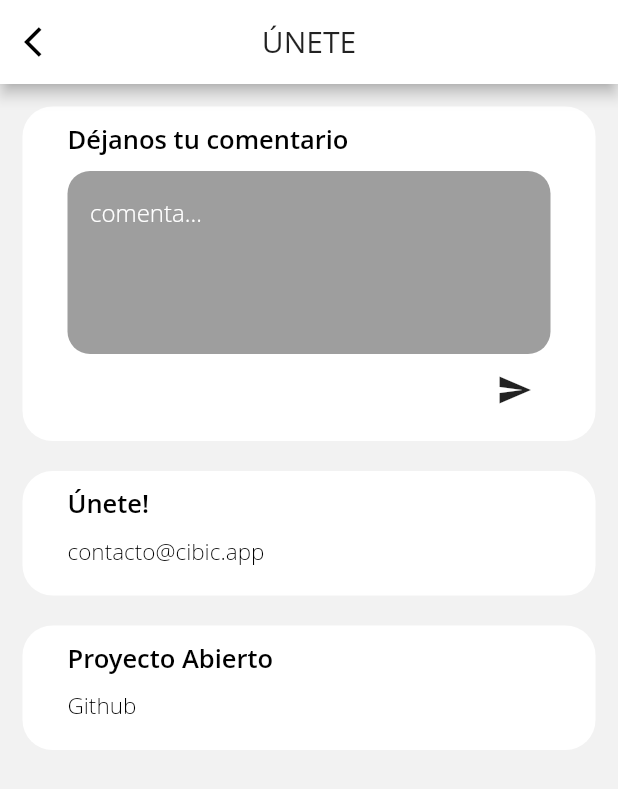
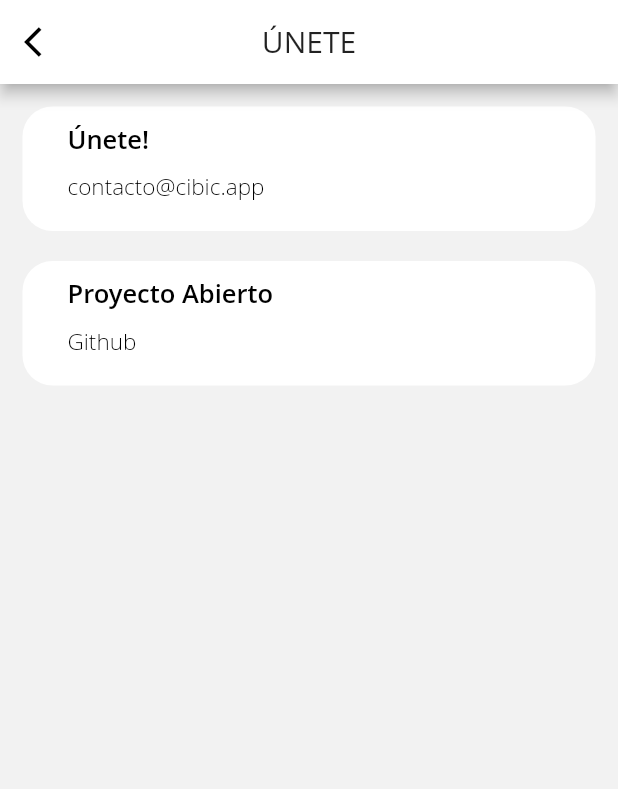
Before and after one commit to benjaminykim/cibic-mobile, a Flutter app: the Home screen opened directly with empty values, in the side drawer, after a tap on "Únete!", on a phone screen of 412 x 824 dp. Shown: the top 789 px of the screen. Run offline on Flutter 3.47's test engine with Material 2 defaults, Android fonts, the phone set to English and light mode, and no system bars; our stand-ins replace flutter_redux, flutter_secure_storage, redux, redux_thunk, youtube_player_flutter; accounts and stored records are empty; generated files the repository leaves out were written again; network calls fail; project files that could hold a hidden picture were left out.

Commit message:
remove contact in menu overlay -> unete

```diff
--- a/lib/src/widgets/menu/menu-overlay/Unete.dart
+++ b/lib/src/widgets/menu/menu-overlay/Unete.dart
@@ -1,4 +1,3 @@
-import 'package:cibic_mobile/src/resources/api_provider.dart';
 import 'package:cibic_mobile/src/resources/constants.dart';
 import 'package:flutter/material.dart';
 import 'package:url_launcher/url_launcher.dart';
@@ -86,54 +85,6 @@ class _UneteState extends State<Unete> {
                   crossAxisAlignment: CrossAxisAlignment.start,
                   children: <Widget>[
                     Text(
-                      "Déjanos tu comentario",
-                      style: style,
-                    ),
-                    SizedBox(height: 10),
-                    Container(
-                      padding: EdgeInsets.fromLTRB(15, 5, 15, 5),
-                      decoration: BoxDecoration(
-                        color: Colors.grey,
-                        borderRadius: BorderRadius.all(Radius.circular(15)),
-                      ),
-                      child: TextField(
-                        controller: inputCommentController,
-                        maxLines: 4,
-                        style: TextStyle(
-                            fontWeight: FontWeight.w200, color: Colors.white),
-                        decoration: InputDecoration(
-                          border: InputBorder.none,
-                          fillColor: Colors.grey,
-                          hintText: "comenta...",
-                          hintStyle: TextStyle(
-                              fontWeight: FontWeight.w200, color: Colors.white),
-                        ),
-                      ),
-                    ),
-                    Row(
-                      children: <Widget>[
-                        Spacer(),
-                        IconButton(
-                          icon: Icon(Icons.send),
-                          onPressed: () => submitUneteComment(
-                              "fake jwt", inputCommentController.text),
-                        ),
-                      ],
-                    )
-                  ],
-                ),
-              ),
-              Container(
-                margin: const EdgeInsets.symmetric(vertical: 10),
-                padding: aboutPadding,
-                decoration: BoxDecoration(
-                  color: Colors.white,
-                  borderRadius: BorderRadius.circular(20),
-                ),
-                child: Column(
-                  crossAxisAlignment: CrossAxisAlignment.start,
-                  children: <Widget>[
-                    Text(
                       "Únete!",
                       style: style,
                     ),
```
Also changed, not shown: lib/src/resources/api_provider.dart (+0 -31 lines).
